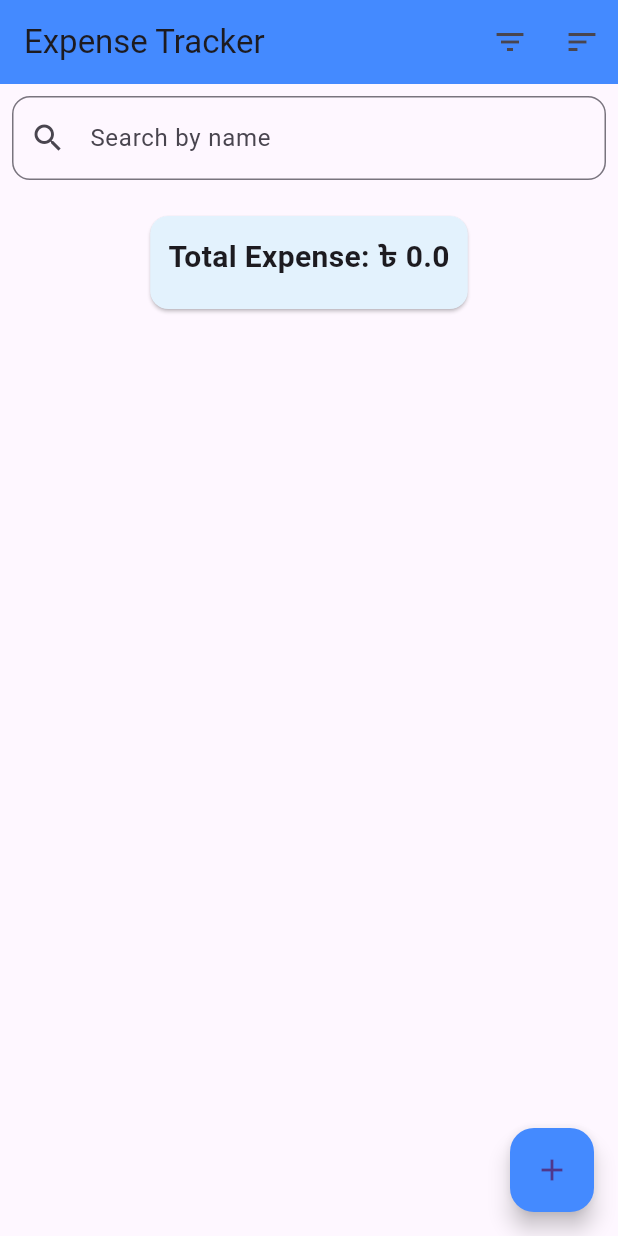
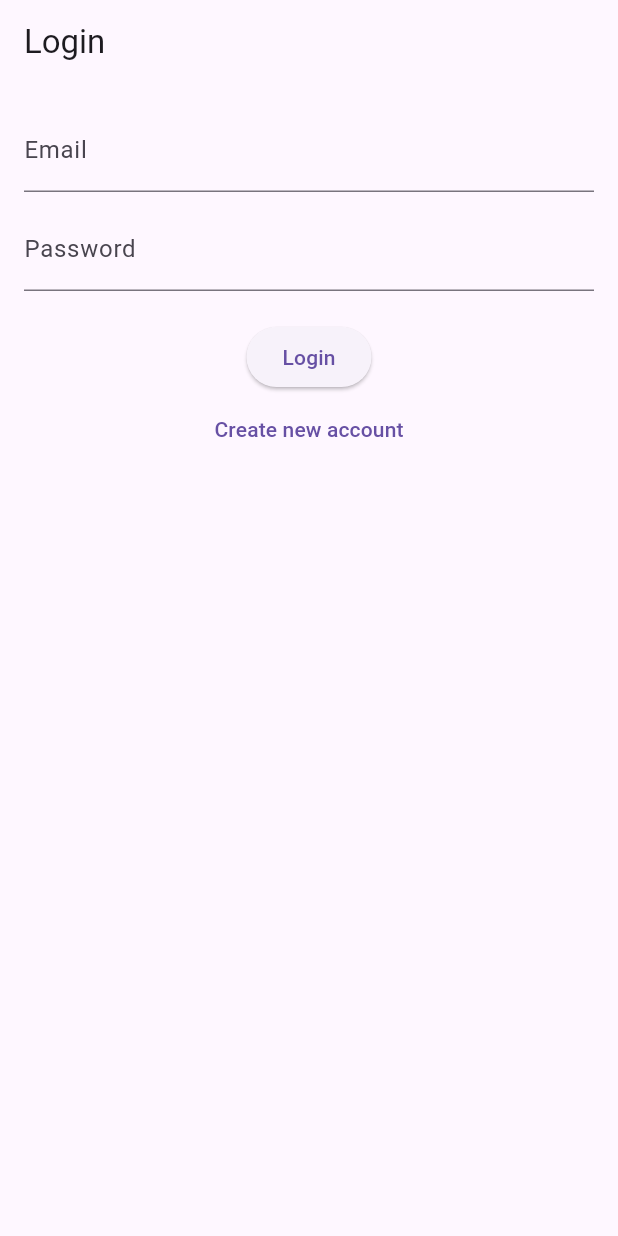
Before and after one commit to Athina-Sarkar-Chaitee/final-project-section-2-GROUP_11, a Flutter app: the screen it shows after launch, on a phone screen of 412 x 824 dp. Run offline on Flutter 3.47's test engine with Material 3 defaults, Android fonts, the light colour scheme and no system bars; our stand-ins replace cloud_firestore, firebase_auth, firebase_core; accounts and stored records are empty.

Commit message:
log in page

```diff
--- a/lib/main.dart
+++ b/lib/main.dart
@@ -1,14 +1,13 @@
 import 'package:flutter/material.dart';
 import 'package:firebase_core/firebase_core.dart';
 import 'firebase_options.dart';
+import 'screens/login_screen.dart';
 import 'screens/home_screen.dart';
-import 'screens/add_expense_screen.dart';
+import 'package:firebase_auth/firebase_auth.dart';
 
 void main() async {
   WidgetsFlutterBinding.ensureInitialized();
-  await Firebase.initializeApp(
-    options: DefaultFirebaseOptions.currentPlatform,
-  );
+  await Firebase.initializeApp(options: DefaultFirebaseOptions.currentPlatform);
   runApp(const MyApp());
 }
 
@@ -20,14 +19,27 @@ class MyApp extends StatelessWidget {
     return MaterialApp(
       debugShowCheckedModeBanner: false,
       title: 'Simple Expense Tracker',
-      theme: ThemeData(
-        primarySwatch: Colors.blue,
-      ),
-      home: const HomeScreen(),
+      theme: ThemeData(primarySwatch: Colors.blue),
+      home: const AuthWrapper(),
       routes: {
+        '/login': (context) => const LoginScreen(),
         '/home': (context) => const HomeScreen(),
-        '/add': (context) => const AddExpenseScreen(),
       },
     );
   }
 }
+
+class AuthWrapper extends StatelessWidget {
+  const AuthWrapper({super.key});
+
+  @override
+  Widget build(BuildContext context) {
+    User? user = FirebaseAuth.instance.currentUser;
+
+    if (user != null && user.emailVerified) {
+      return const HomeScreen();
+    } else {
+      return const LoginScreen();
+    }
+  }
+}
--- a/lib/screens/add_expense_screen.dart
+++ b/lib/screens/add_expense_screen.dart
@@ -73,7 +73,7 @@ class _AddExpenseScreenState extends State<AddExpenseScreen> {
               ),
               const SizedBox(height: 12),
               DropdownButtonFormField<String>(
-                value: category,
+                initialValue: category,
                 decoration: InputDecoration(
                   labelText: 'Category',
                   border: OutlineInputBorder(
--- /dev/null
+++ b/lib/screens/login_screen.dart
@@ -0,0 +1,80 @@
+import 'package:flutter/material.dart';
+import '../services/auth_service.dart';
+import 'home_screen.dart';
+import 'signup_screen.dart';
+
+class LoginScreen extends StatefulWidget {
+  const LoginScreen({super.key});
+
+  @override
+  State<LoginScreen> createState() => _LoginScreenState();
+}
+
+class _LoginScreenState extends State<LoginScreen> {
+  final AuthService authService = AuthService();
+  final emailController = TextEditingController();
+  final passwordController = TextEditingController();
+
+  bool loading = false;
+
+  @override
+  Widget build(BuildContext context) {
+    return Scaffold(
+      appBar: AppBar(title: const Text('Login')),
+      body: Padding(
+        padding: const EdgeInsets.all(16),
+        child: Column(
+          children: [
+            TextField(
+              controller: emailController,
+              decoration: const InputDecoration(labelText: 'Email'),
+            ),
+            const SizedBox(height: 10),
+            TextField(
+              controller: passwordController,
+              decoration: const InputDecoration(labelText: 'Password'),
+              obscureText: true,
+            ),
+            const SizedBox(height: 20),
+            loading
+                ? const CircularProgressIndicator()
+                : ElevatedButton(
+                    onPressed: () async {
+                      setState(() => loading = true);
+
+                      String? error = await authService.login(
+                        email: emailController.text.trim(),
+                        password: passwordController.text.trim(),
+                      );
+
+                      setState(() => loading = false);
+
+                      if (error != null) {
+                        ScaffoldMessenger.of(context).showSnackBar(
+                          SnackBar(content: Text(error)),
+                        );
+                      } else {
+                        Navigator.pushReplacement(
+                          context,
+                          MaterialPageRoute(
+                              builder: (_) => const HomeScreen()),
+                        );
+                      }
+                    },
+                    child: const Text('Login'),
+                  ),
+            TextButton(
+              onPressed: () {
+                Navigator.push(
+                  context,
+                  MaterialPageRoute(builder: (_) => const SignUpScreen()),
+                );
+              },
+              child: const Text('Create new account'),
+            ),
+          ],
+        ),
+      ),
+    );
+  }
+}
--- /dev/null
+++ b/lib/services/auth_service.dart
@@ -0,0 +1,57 @@
+import 'package:firebase_auth/firebase_auth.dart';
+
+class AuthService {
+  final FirebaseAuth _auth = FirebaseAuth.instance;
+
+  // SIGN UP
+  Future<String?> signUp({
+    required String email,
+    required String password,
+  }) async {
+    try {
+      UserCredential userCredential =
+          await _auth.createUserWithEmailAndPassword(
+        email: email,
+        password: password,
+      );
+
+      await userCredential.user!.sendEmailVerification();
+      await _auth.signOut();
+
+      return 'Verification email sent. Please verify before login.';
+    } on FirebaseAuthException catch (e) {
+      return e.message;
+    }
+  }
+
+  // LOGIN
+  Future<String?> login({
+    required String email,
+    required String password,
+  }) async {
+    try {
+      UserCredential userCredential =
+          await _auth.signInWithEmailAndPassword(
+        email: email,
+        password: password,
+      );
+
+      if (!userCredential.user!.emailVerified) {
+        await _auth.signOut();
+        return 'Please verify your email first.';
+      }
+
+      return null;
+    } on FirebaseAuthException catch (e) {
+      return e.message;
+    }
+  }
+
+  // SIGN OUT
+  Future<void> signOut() async {
+    await _auth.signOut();
+  }
+
+  // CURRENT USER
+  User? get currentUser => _auth.currentUser;
+}
--- a/pubspec.yaml
+++ b/pubspec.yaml
@@ -13,10 +13,6 @@ environment:
 dependencies:
   flutter:
     sdk: flutter
-
-
-  # The following adds the Cupertino Icons font to your application.
-  # Use with the CupertinoIcons class for iOS style icons.
   cupertino_icons: ^1.0.8
   cloud_firestore: ^5.4.0
   firebase_auth: ^5.0.0
```
Also changed, not shown: lib/screens/home_screen.dart (+46 -15 lines), lib/screens/signup_screen.dart (added, +69 -0 lines), 1770 other files.
